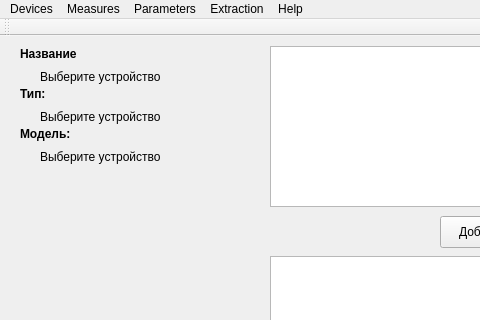
First picture: the form in src/Tsunami/devicewindow.ui, repository maluginp/Tsunami, before the edit; both pictures show x 0 to 480 and y 0 to 320 of the 810 by 514 pixel window.
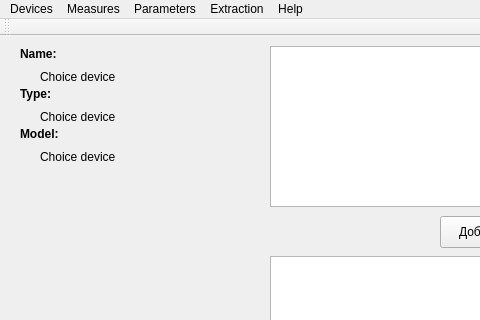
Second picture: the form after the edit.

Patch:
```diff
--- a/src/Tsunami/devicewindow.ui
+++ b/src/Tsunami/devicewindow.ui
@@ -24,7 +24,7 @@
      </rect>
     </property>
     <property name="text">
-     <string>Выберите устройство</string>
+     <string>Choice device</string>
     </property>
    </widget>
    <widget class="QLabel" name="deviceTypeText">
@@ -37,7 +37,7 @@
      </rect>
     </property>
     <property name="text">
-     <string>Выберите устройство</string>
+     <string>Choice device</string>
     </property>
    </widget>
    <widget class="QTreeView" name="datasetTreeView">
@@ -92,7 +92,7 @@
      </font>
     </property>
     <property name="text">
-     <string>Название</string>
+     <string>Name:</string>
     </property>
    </widget>
    <widget class="QLabel" name="label_2">
@@ -111,7 +111,7 @@
      </font>
     </property>
     <property name="text">
-     <string>Тип:</string>
+     <string>Type:</string>
     </property>
    </widget>
    <widget class="QLabel" name="deviceImage">
@@ -182,7 +182,7 @@
      </font>
     </property>
     <property name="text">
-     <string>Модель:</string>
+     <string>Model:</string>
     </property>
    </widget>
    <widget class="QLabel" name="deviceModelText">
@@ -195,7 +195,7 @@
      </rect>
     </property>
     <property name="text">
-     <string>Выберите устройство</string>
+     <string>Choice device</string>
     </property>
    </widget>
   </widget>
```
Left out of the diff: 19 changed lines with no effect on the pictures.
